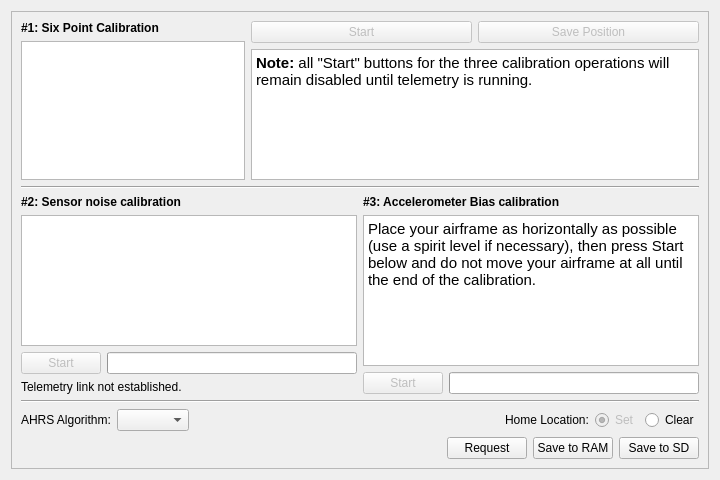
openpilot/OpenPilot, file ground/src/plugins/config/ahrs.ui: the form before one commit.
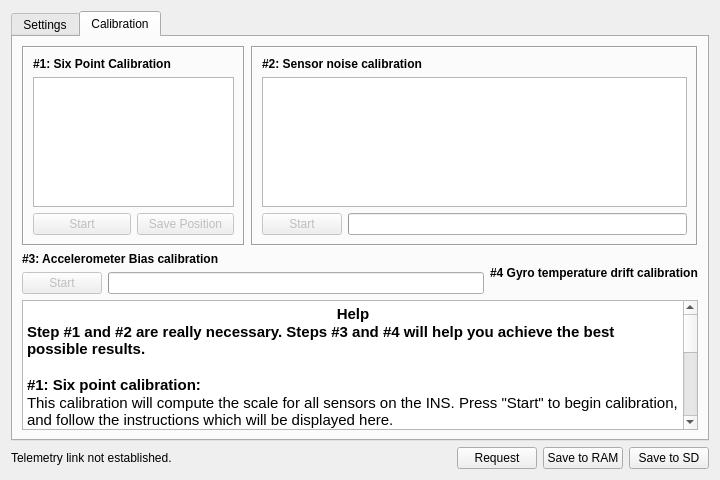
The form after the commit.

Commit message: OP-233 Start reorganizing the UI for AHRS config, since it is becoming way to busy with all the calibration capabilities. Now using tabs, let me know if you like it. This is a work in progress.

```diff
--- a/ground/src/plugins/config/ahrs.ui
+++ b/ground/src/plugins/config/ahrs.ui
@@ -15,17 +15,115 @@
   </property>
   <layout class="QVBoxLayout" name="verticalLayout">
    <item>
-    <widget class="QFrame" name="Position6">
-     <property name="frameShape">
-      <enum>QFrame::StyledPanel</enum>
+    <widget class="QTabWidget" name="tabWidget">
+     <property name="currentIndex">
+      <number>1</number>
      </property>
-     <property name="frameShadow">
-      <enum>QFrame::Raised</enum>
-     </property>
-     <layout class="QVBoxLayout" name="verticalLayout_2">
+     <widget class="QWidget" name="tab">
+      <attribute name="title">
+       <string>Settings</string>
+      </attribute>
+      <layout class="QVBoxLayout" name="verticalLayout_6">
+       <item>
+        <layout class="QHBoxLayout" name="ahrsSettingsLayout">
+         <item>
+          <widget class="QLabel" name="label_2">
+           <property name="text">
+            <string>AHRS Algorithm:</string>
+           </property>
+          </widget>
+         </item>
+         <item>
+          <widget class="QComboBox" name="algorithm">
+           <property name="toolTip">
+            <string>Select the sensor integration algorithm here.
+&quot;Simple&quot; only uses accelerometer values
+&quot;INSGPS&quot; the full featured algorithm integrating all sensors</string>
+           </property>
+          </widget>
+         </item>
+         <item>
+          <spacer name="horizontalSpacer_2">
+           <property name="orientation">
+            <enum>Qt::Horizontal</enum>
+           </property>
+           <property name="sizeHint" stdset="0">
+            <size>
+             <width>40</width>
+             <height>20</height>
+            </size>
+           </property>
+          </spacer>
+         </item>
+         <item>
+          <widget class="QLabel" name="label_4">
+           <property name="text">
+            <string>Home Location:</string>
+           </property>
+          </widget>
+         </item>
+         <item>
+          <widget class="QRadioButton" name="homeLocationSet">
+           <property name="enabled">
+            <bool>false</bool>
+           </property>
+           <property name="toolTip">
+            <string>Saves the Home Location. This is only enabled
+if the Home Location is set, i.e. if the GPS fix is
+successful.
+
+Disabled if there is no GPS fix.</string>
+           </property>
+           <property name="text">
+            <string>Set</string>
+           </property>
+           <property name="checked">
+            <bool>true</bool>
+           </property>
+           <attribute name="buttonGroup">
+            <string>buttonGroup</string>
+           </attribute>
+          </widget>
+         </item>
+         <item>
+          <widget class="QRadioButton" name="homeLocationClear">
+           <property name="enabled">
+            <bool>true</bool>
+           </property>
+           <property name="toolTip">
+            <string>Clears the HomeLocation: only makes sense if you save
+to SD. This will force the AHRS to use the next GPS fix as the
+new home location unless it is in indoor mode.</string>
+           </property>
+           <property name="text">
+            <string>Clear</string>
+           </property>
+           <attribute name="buttonGroup">
+            <string>buttonGroup</string>
+           </attribute>
+          </widget>
+         </item>
+        </layout>
+       </item>
+      </layout>
+     </widget>
+     <widget class="QWidget" name="tab_2">
+      <attribute name="title">
+       <string>Calibration</string>
+      </attribute>
+      <layout class="QVBoxLayout" name="verticalLayout_7">
       <item>
        <layout class="QHBoxLayout" name="sixPointLayout" stretch="1,2">
         <item>
+          <widget class="QFrame" name="frame">
+           <property name="frameShape">
+            <enum>QFrame::Box</enum>
+           </property>
+           <property name="frameShadow">
+            <enum>QFrame::Sunken</enum>
+           </property>
+           <layout class="QVBoxLayout" name="verticalLayout_9">
+            <item>
          <layout class="QVBoxLayout" name="verticalLayout_3">
           <item>
            <widget class="QLabel" name="label_3">
@@ -47,12 +145,8 @@
             </property>
            </widget>
           </item>
-         </layout>
-        </item>
         <item>
-         <layout class="QVBoxLayout" name="horLayout">
-          <item>
-           <layout class="QHBoxLayout" name="horizontalLayout_2">
+               <layout class="QHBoxLayout" name="horizontalLayout_4">
             <item>
              <widget class="QPushButton" name="sixPointsStart">
               <property name="enabled">
@@ -81,33 +175,22 @@
             </item>
            </layout>
           </item>
-          <item>
-           <widget class="QTextEdit" name="sixPointCalibInstructions">
-            <property name="toolTip">
-             <string>Six Point Calibration instructions</string>
-            </property>
-            <property name="html">
-             <string>&lt;!DOCTYPE HTML PUBLIC &quot;-//W3C//DTD HTML 4.0//EN&quot; &quot;http://www.w3.org/TR/REC-html40/strict.dtd&quot;&gt;
-&lt;html&gt;&lt;head&gt;&lt;meta name=&quot;qrichtext&quot; content=&quot;1&quot; /&gt;&lt;style type=&quot;text/css&quot;&gt;
-p, li { white-space: pre-wrap; }
-&lt;/style&gt;&lt;/head&gt;&lt;body style=&quot; font-family:'Ubuntu'; font-size:11pt; font-weight:400; font-style:normal;&quot;&gt;
-&lt;p style=&quot; margin-top:0px; margin-bottom:0px; margin-left:0px; margin-right:0px; -qt-block-indent:0; text-indent:0px;&quot;&gt;&lt;span style=&quot; font-weight:600;&quot;&gt;Note:&lt;/span&gt; all &amp;quot;Start&amp;quot; buttons for the three calibration operations will remain disabled until telemetry is running.&lt;/p&gt;&lt;/body&gt;&lt;/html&gt;</string>
-            </property>
-           </widget>
-          </item>
          </layout>
         </item>
        </layout>
-      </item>
-      <item>
-       <widget class="Line" name="line">
-        <property name="orientation">
-         <enum>Qt::Horizontal</enum>
-        </property>
+           <zorder></zorder>
+           <zorder></zorder>
        </widget>
       </item>
       <item>
-       <layout class="QHBoxLayout" name="sensorNoiseLayout">
+          <widget class="QFrame" name="frame_2">
+           <property name="frameShape">
+            <enum>QFrame::Box</enum>
+           </property>
+           <property name="frameShadow">
+            <enum>QFrame::Sunken</enum>
+           </property>
+           <layout class="QVBoxLayout" name="verticalLayout_10">
         <item>
          <layout class="QVBoxLayout" name="verticalLayout_4">
           <item>
@@ -173,15 +256,15 @@
             </item>
            </layout>
           </item>
-          <item>
-           <widget class="QLabel" name="calibInstructions">
-            <property name="text">
-             <string>Telemetry link not established.</string>
-            </property>
+             </layout>
+            </item>
+           </layout>
            </widget>
           </item>
          </layout>
         </item>
+       <item>
+        <layout class="QHBoxLayout" name="sensorNoiseLayout">
         <item>
          <layout class="QVBoxLayout" name="verticalLayout_5">
           <item>
@@ -197,17 +280,6 @@
             </property>
            </widget>
           </item>
-          <item>
-           <widget class="QTextEdit" name="textEdit">
-            <property name="html">
-             <string>&lt;!DOCTYPE HTML PUBLIC &quot;-//W3C//DTD HTML 4.0//EN&quot; &quot;http://www.w3.org/TR/REC-html40/strict.dtd&quot;&gt;
-&lt;html&gt;&lt;head&gt;&lt;meta name=&quot;qrichtext&quot; content=&quot;1&quot; /&gt;&lt;style type=&quot;text/css&quot;&gt;
-p, li { white-space: pre-wrap; }
-&lt;/style&gt;&lt;/head&gt;&lt;body style=&quot; font-family:'Ubuntu'; font-size:11pt; font-weight:400; font-style:normal;&quot;&gt;
-&lt;p style=&quot; margin-top:0px; margin-bottom:0px; margin-left:0px; margin-right:0px; -qt-block-indent:0; text-indent:0px;&quot;&gt;Place your airframe as horizontally as possible (use a spirit level if necessary), then press Start below and do not move your airframe at all until the end of the calibration.&lt;/p&gt;&lt;/body&gt;&lt;/html&gt;</string>
-            </property>
-           </widget>
-          </item>
           <item>
            <layout class="QHBoxLayout" name="horizontalLayout_3">
             <item>
@@ -234,111 +306,68 @@
           </item>
          </layout>
         </item>
-       </layout>
-      </item>
       <item>
-       <widget class="Line" name="line_3">
-        <property name="orientation">
-         <enum>Qt::Horizontal</enum>
-        </property>
-       </widget>
-      </item>
+          <layout class="QVBoxLayout" name="verticalLayout_8">
       <item>
-       <layout class="QHBoxLayout" name="ahrsSettingsLayout">
-        <item>
-         <widget class="QLabel" name="label_2">
+            <widget class="QLabel" name="label_6">
+             <property name="font">
+              <font>
+               <weight>75</weight>
+               <bold>true</bold>
+              </font>
+             </property>
           <property name="text">
-           <string>AHRS Algorithm:</string>
+              <string>#4 Gyro temperature drift calibration</string>
           </property>
          </widget>
         </item>
         <item>
-         <widget class="QComboBox" name="algorithm">
-          <property name="toolTip">
-           <string>Select the sensor integration algorithm here.
-&quot;Simple&quot; only uses accelerometer values
-&quot;INSGPS&quot; the full featured algorithm integrating all sensors</string>
-          </property>
-         </widget>
-        </item>
-        <item>
-         <spacer name="horizontalSpacer_2">
-          <property name="orientation">
-           <enum>Qt::Horizontal</enum>
-          </property>
-          <property name="sizeHint" stdset="0">
-           <size>
-            <width>40</width>
-            <height>20</height>
-           </size>
-          </property>
-         </spacer>
-        </item>
-        <item>
-         <widget class="QLabel" name="label_4">
-          <property name="text">
-           <string>Home Location:</string>
-          </property>
-         </widget>
+            <layout class="QHBoxLayout" name="horizontalLayout_2"/>
+           </item>
+          </layout>
+         </item>
+        </layout>
         </item>
         <item>
-         <widget class="QRadioButton" name="homeLocationSet">
-          <property name="enabled">
-           <bool>false</bool>
-          </property>
+        <widget class="QTextEdit" name="sixPointCalibInstructions">
           <property name="toolTip">
-           <string>Saves the Home Location. This is only enabled
-if the Home Location is set, i.e. if the GPS fix is
-successful.
-
-Disabled if there is no GPS fix.</string>
-          </property>
-          <property name="text">
-           <string>Set</string>
-          </property>
-          <property name="checked">
-           <bool>true</bool>
-          </property>
-          <attribute name="buttonGroup">
-           <string>buttonGroup</string>
-          </attribute>
-         </widget>
-        </item>
-        <item>
-         <widget class="QRadioButton" name="homeLocationClear">
-          <property name="enabled">
-           <bool>true</bool>
-          </property>
-          <property name="toolTip">
-           <string>Clears the HomeLocation: only makes sense if you save
-to SD. This will force the AHRS to use the next GPS fix as the
-new home location unless it is in indoor mode.</string>
-          </property>
-          <property name="text">
-           <string>Clear</string>
-          </property>
-          <attribute name="buttonGroup">
-           <string>buttonGroup</string>
-          </attribute>
-         </widget>
-        </item>
-       </layout>
-      </item>
-      <item>
-       <spacer name="verticalSpacer_3">
-        <property name="orientation">
-         <enum>Qt::Vertical</enum>
-        </property>
-        <property name="sizeHint" stdset="0">
-         <size>
-          <width>20</width>
-          <height>40</height>
-         </size>
-        </property>
-       </spacer>
+          <string>Six Point Calibration instructions</string>
+         </property>
+         <property name="html">
+          <string>&lt;!DOCTYPE HTML PUBLIC &quot;-//W3C//DTD HTML 4.0//EN&quot; &quot;http://www.w3.org/TR/REC-html40/strict.dtd&quot;&gt;
+&lt;html&gt;&lt;head&gt;&lt;meta name=&quot;qrichtext&quot; content=&quot;1&quot; /&gt;&lt;style type=&quot;text/css&quot;&gt;
+p, li { white-space: pre-wrap; }
+&lt;/style&gt;&lt;/head&gt;&lt;body style=&quot; font-family:'Ubuntu'; font-size:11pt; font-weight:400; font-style:normal;&quot;&gt;
+&lt;p align=&quot;center&quot; style=&quot; margin-top:0px; margin-bottom:0px; margin-left:0px; margin-right:0px; -qt-block-indent:0; text-indent:0px;&quot;&gt;&lt;span style=&quot; font-weight:600;&quot;&gt;Help&lt;/span&gt;&lt;/p&gt;
+&lt;p style=&quot; margin-top:0px; margin-bottom:0px; margin-left:0px; margin-right:0px; -qt-block-indent:0; text-indent:0px;&quot;&gt;&lt;span style=&quot; font-weight:600;&quot;&gt;Step #1 and #2 are really necessary. Steps #3 and #4 will help you achieve the best possible results.&lt;/span&gt;&lt;/p&gt;
+&lt;p align=&quot;center&quot; style=&quot;-qt-paragraph-type:empty; margin-top:0px; margin-bottom:0px; margin-left:0px; margin-right:0px; -qt-block-indent:0; text-indent:0px; font-weight:600;&quot;&gt;&lt;/p&gt;
+&lt;p style=&quot; margin-top:0px; margin-bottom:0px; margin-left:0px; margin-right:0px; -qt-block-indent:0; text-indent:0px;&quot;&gt;&lt;span style=&quot; font-weight:600;&quot;&gt;#1: Six point calibration:&lt;/span&gt;&lt;/p&gt;
+&lt;p style=&quot; margin-top:0px; margin-bottom:0px; margin-left:0px; margin-right:0px; -qt-block-indent:0; text-indent:0px;&quot;&gt;This calibration will compute the scale for all sensors on the INS. Press &amp;quot;Start&amp;quot; to begin calibration, and follow the instructions which will be displayed here.&lt;/p&gt;
+&lt;p style=&quot;-qt-paragraph-type:empty; margin-top:0px; margin-bottom:0px; margin-left:0px; margin-right:0px; -qt-block-indent:0; text-indent:0px;&quot;&gt;&lt;/p&gt;
+&lt;p style=&quot; margin-top:0px; margin-bottom:0px; margin-left:0px; margin-right:0px; -qt-block-indent:0; text-indent:0px;&quot;&gt;&lt;span style=&quot; font-weight:600;&quot;&gt;#2: Sensor noise calibration:&lt;/span&gt;&lt;/p&gt;
+&lt;p style=&quot; margin-top:0px; margin-bottom:0px; margin-left:0px; margin-right:0px; -qt-block-indent:0; text-indent:0px;&quot;&gt;This calibration will compute sensor variance under standard conditions. You can leave your engines running at low to mid throttle to take their vibration into account before pressing &amp;quot;Start&amp;quot;.&lt;/p&gt;
+&lt;p style=&quot;-qt-paragraph-type:empty; margin-top:0px; margin-bottom:0px; margin-left:0px; margin-right:0px; -qt-block-indent:0; text-indent:0px;&quot;&gt;&lt;/p&gt;
+&lt;p style=&quot; margin-top:0px; margin-bottom:0px; margin-left:0px; margin-right:0px; -qt-block-indent:0; text-indent:0px;&quot;&gt;&lt;span style=&quot; font-weight:600;&quot;&gt;#3: Accelerometer bias calibration:&lt;/span&gt;&lt;/p&gt;
+&lt;p style=&quot; margin-top:0px; margin-bottom:0px; margin-left:0px; margin-right:0px; -qt-block-indent:0; text-indent:0px;&quot;&gt;This step will ensure that accelerometer bias is accurate. Place your airframe as horizontally as possible (use a spirit level if necessary), then press Start below and do not move your airframe at all until the end of the calibration.&lt;/p&gt;
+&lt;p style=&quot;-qt-paragraph-type:empty; margin-top:0px; margin-bottom:0px; margin-left:0px; margin-right:0px; -qt-block-indent:0; text-indent:0px;&quot;&gt;&lt;/p&gt;
+&lt;p style=&quot; margin-top:0px; margin-bottom:0px; margin-left:0px; margin-right:0px; -qt-block-indent:0; text-indent:0px;&quot;&gt;&lt;span style=&quot; font-weight:600;&quot;&gt;#4 Gyro temp drift calibration:&lt;/span&gt;&lt;/p&gt;
+&lt;p style=&quot;-qt-paragraph-type:empty; margin-top:0px; margin-bottom:0px; margin-left:0px; margin-right:0px; -qt-block-indent:0; text-indent:0px; font-weight:600;&quot;&gt;&lt;/p&gt;&lt;/body&gt;&lt;/html&gt;</string>
+         </property>
+        </widget>
+       </item>
+      </layout>
+     </widget>
+    </widget>
       </item>
       <item>
        <layout class="QHBoxLayout" name="submitButtons">
+     <item>
+      <widget class="QLabel" name="calibInstructions">
+       <property name="text">
+        <string>Telemetry link not established.</string>
+       </property>
+      </widget>
+     </item>
         <item>
          <spacer name="horizontalSpacer">
           <property name="orientation">
@@ -389,9 +418,6 @@
          </widget>
         </item>
        </layout>
-      </item>
-     </layout>
-    </widget>
    </item>
   </layout>
  </widget>
```
Lines whose indentation alone changed are shown as unchanged. The commit also changes 1 other file.
